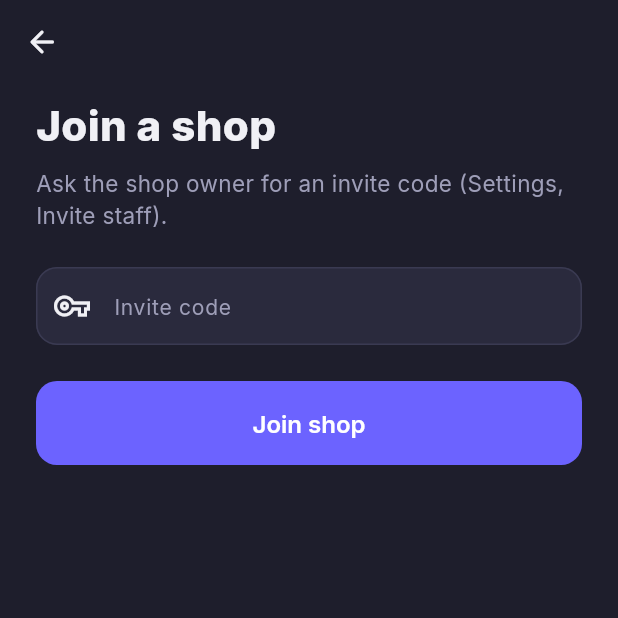
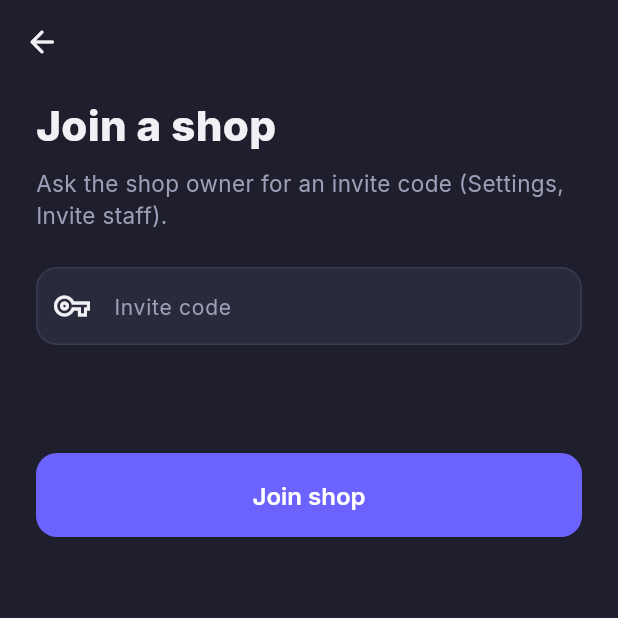
Before and after one commit to mrinalsardar/busybuddy, a Flutter app: the JoinShopScreen screen opened by its route, on a phone screen of 412 x 824 dp, the top half of it. Run offline on Flutter 3.47's test engine with Material 3 defaults, Android fonts, the phone set to English and light mode, and no system bars; our stand-ins replace equatable, flutter_riverpod, go_router, material_ui, supabase_flutter; missing offline and left inert: powersync, sqlite_async; accounts and stored records are empty; statements that could not run were skipped.

Commit message:
fix(ui): empty search state, singular item count, cart total wrap, stable join button
- Inventory: a search or category filter with no match says nothing matched and offers to clear it, instead of the first-run empty state.
- POS: "1 item" uses the singular (countLabel helper).
- POS: the cart line total stays on one line; the unit price truncates instead of overflowing.
- Join shop: the error has a fixed-height slot so the Join button does not move.

Closes #21

```diff
--- /dev/null
+++ b/lib/core/utils/plural.dart
@@ -0,0 +1,3 @@
+/// "1 item", "2 items". [plural] defaults to [singular] + "s".
+String countLabel(int count, String singular, [String? plural]) =>
+    '$count ${count == 1 ? singular : (plural ?? '${singular}s')}';
--- a/lib/features/profile/screens/join_shop_screen.dart
+++ b/lib/features/profile/screens/join_shop_screen.dart
@@ -102,11 +102,21 @@ class _JoinShopScreenState extends ConsumerState<JoinShopScreen> {
             ),
             onSubmitted: (_) => _join(),
           ),
-          if (_error != null) ...[
-            const SizedBox(height: 12),
-            Text(_error!, style: const TextStyle(color: AppTheme.error)),
-          ],
-          const SizedBox(height: 24),
+          // Fixed-height slot so the Join button does not move when an error shows.
+          SizedBox(
+            key: const Key('joinError'),
+            height: 60,
+            child: Align(
+              alignment: Alignment.centerLeft,
+              child: _error == null
+                  ? null
+                  : Text(_error!,
+                      maxLines: 2,
+                      overflow: TextOverflow.ellipsis,
+                      style: const TextStyle(color: AppTheme.error)),
+            ),
+          ),
+          const SizedBox(height: 12),
           SizedBox(
             width: double.infinity,
             height: 56,
```
Also changed, not shown: lib/features/inventory/screens/product_list_screen.dart (+46 -0 lines), lib/features/sales/screens/pos_screen.dart (+10 -5 lines), 2 other files.
